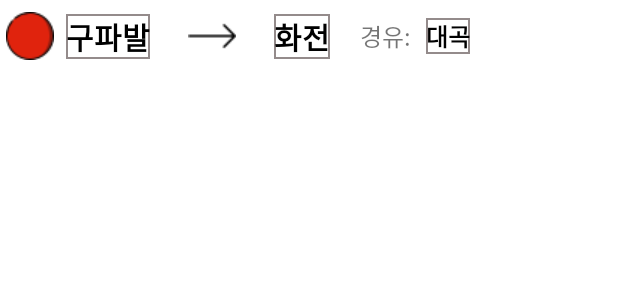
After one commit to JamesDev51/dont-late-for-lecture, an Android app: the layout list_marks.xml on its own in the app's theme, with its tools: preview values and no code run, on a phone screen of 412 x 824 dp. The commit adds this screen. Shown: the top 300 px of the screen. Run offline under Robolectric (Android 15) with nearby library versions, the phone set to English and light mode, and no system bars.

Commit message:
feat: 화면 구성

```diff
--- /dev/null
+++ b/app/src/main/res/drawable/textedge.xml
@@ -0,0 +1,9 @@
+<?xml version="1.0" encoding="utf-8"?>
+<layer-list xmlns:android="http://schemas.android.com/apk/res/android" >
+    <item>
+        <shape android:shape="rectangle">
+            <stroke android:width="1dp" android:color="#FF948B8B"/>
+            <solid android:color="#FFFFFFFF"/>
+        </shape>
+    </item>
+</layer-list>
--- /dev/null
+++ b/app/src/main/res/layout/list_marks.xml
@@ -0,0 +1,89 @@
+<?xml version="1.0" encoding="utf-8"?>
+<androidx.constraintlayout.widget.ConstraintLayout xmlns:android="http://schemas.android.com/apk/res/android"
+        xmlns:app="http://schemas.android.com/apk/res-auto"
+        xmlns:tools="http://schemas.android.com/tools"
+        android:layout_width="match_parent"
+        android:layout_height="wrap_content">
+
+    <ImageView
+            android:layout_width="wrap_content"
+            android:layout_height="wrap_content"
+            app:srcCompat="@drawable/redcircle"
+            android:id="@+id/imageView"
+            app:layout_constraintStart_toStartOf="parent"
+            android:layout_marginStart="4dp"
+            app:layout_constraintTop_toTopOf="parent"
+            android:layout_marginTop="8dp"
+            app:layout_constraintBottom_toBottomOf="parent"
+            android:layout_marginBottom="8dp"
+            app:layout_constraintVertical_bias="0.0" />
+
+    <TextView
+            android:text="구파발"
+            android:layout_width="wrap_content"
+            android:layout_height="wrap_content"
+            android:id="@+id/sta_start"
+            app:layout_constraintStart_toEndOf="@+id/imageView"
+            app:layout_constraintTop_toTopOf="parent"
+            app:layout_constraintBottom_toBottomOf="parent"
+            android:layout_marginStart="8dp"
+            android:layout_marginTop="8dp"
+            android:layout_marginBottom="8dp"
+            android:textColor="#000000"
+            android:textStyle="bold"
+            android:textSize="20sp"
+            android:background="@drawable/textedge"/>
+
+    <ImageView
+            android:layout_width="wrap_content"
+            android:layout_height="wrap_content"
+            app:srcCompat="@drawable/right_arrow"
+            android:id="@+id/imageView2"
+            app:layout_constraintStart_toEndOf="@+id/sta_start"
+            app:layout_constraintTop_toTopOf="parent"
+            app:layout_constraintBottom_toBottomOf="parent"
+            android:layout_marginStart="25dp"
+            android:layout_marginTop="8dp"
+            android:layout_marginBottom="8dp" />
+
+    <TextView
+            android:text="화전"
+            android:layout_width="wrap_content"
+            android:layout_height="wrap_content"
+            android:id="@+id/sta_goal"
+            app:layout_constraintStart_toEndOf="@+id/imageView2"
+            app:layout_constraintTop_toTopOf="parent"
+            app:layout_constraintBottom_toBottomOf="parent"
+            android:textSize="20sp"
+            android:textColor="#000000"
+            android:textStyle="bold"
+            android:layout_marginStart="25dp"
+            android:layout_marginTop="8dp"
+            android:layout_marginBottom="8dp"
+            android:background="@drawable/textedge" />
+
+    <TextView
+            android:text="경유:"
+            android:layout_width="wrap_content"
+            android:layout_height="wrap_content"
+            android:id="@+id/txt_layover"
+            app:layout_constraintStart_toEndOf="@+id/sta_goal"
+            app:layout_constraintTop_toTopOf="parent"
+            app:layout_constraintBottom_toBottomOf="parent"
+            android:layout_marginStart="20dp"
+            android:textSize="16sp" />
+
+    <TextView
+            android:text="대곡"
+            android:layout_width="wrap_content"
+            android:layout_height="wrap_content"
+            android:id="@+id/sta_layover"
+            app:layout_constraintStart_toEndOf="@+id/txt_layover"
+            app:layout_constraintTop_toTopOf="parent"
+            app:layout_constraintBottom_toBottomOf="parent"
+            android:layout_marginStart="10dp"
+            android:textColor="#000000"
+            android:textStyle="bold"
+            android:background="@drawable/textedge"
+            android:textSize="16sp" />
+</androidx.constraintlayout.widget.ConstraintLayout>
```
Also changed, not shown: app/src/main/AndroidManifest.xml (+14 -7 lines), app/src/main/java/com/team8/dlfl/MarkActivity.kt (added, +47 -0 lines), app/src/main/java/com/team8/dlfl/MarkFragment.kt (added, +61 -0 lines), app/src/main/java/com/team8/dlfl/Station.kt (added, +10 -0 lines), app/src/main/java/com/team8/dlfl/StationsAdapter.kt (added, +37 -0 lines), app/src/main/res/layout/activity_mark.xml (added, +70 -0 lines), app/src/main/res/layout/fragment_mark.xml (added, +72 -0 lines), app/src/main/res/layout/fragment_register.xml (+5 -2 lines), app/src/main/res/drawable-v24/redcircle.png (added), app/src/main/res/drawable-v24/right_arrow.png (added), app/src/main/res/drawable/delete.png (added), app/src/main/res/drawable/plus.png (added), app/src/main/res/drawable/previous.png (added).
